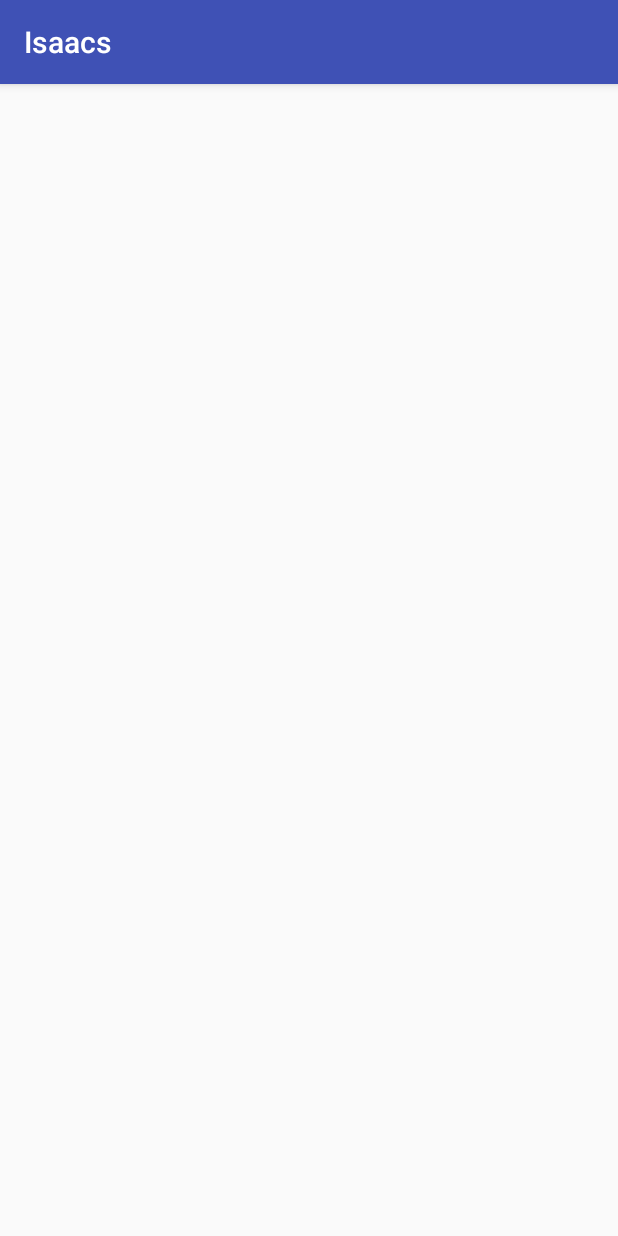
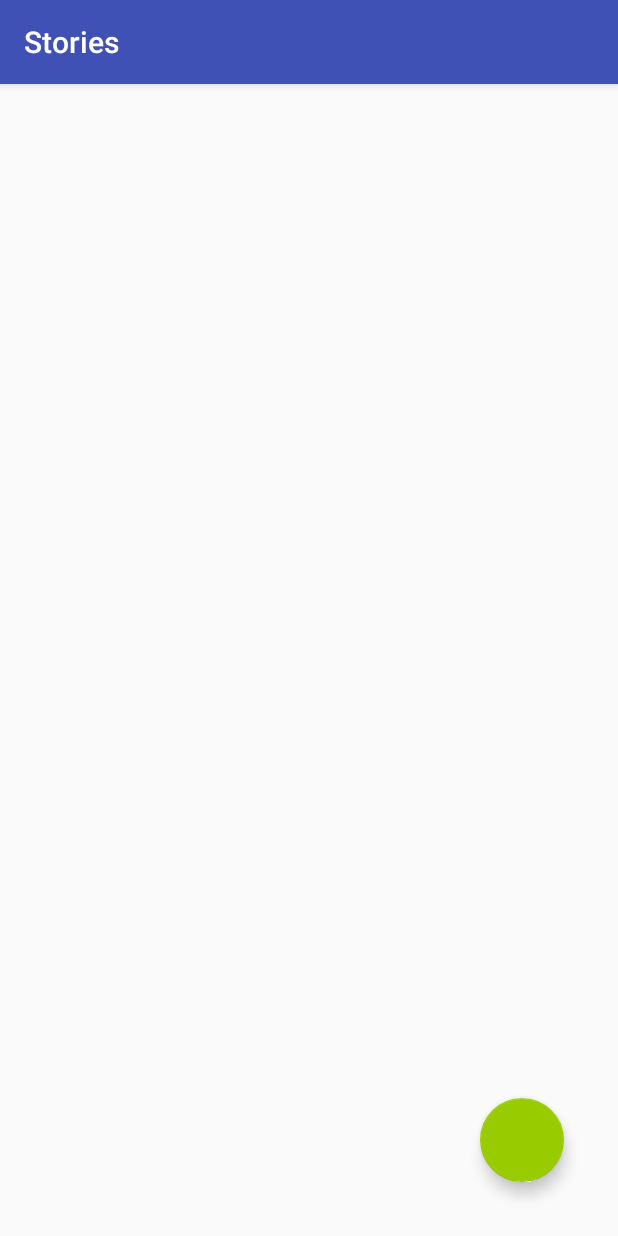
Before and after one commit to Secuencia/app-android, an Android app: the StoriesActivity screen opened directly, with no data from a screen before it, on a phone screen of 412 x 824 dp. Run offline under Robolectric (Android 15) with nearby library versions, the phone set to English and light mode, and no system bars.

Commit message:
Rudimentary stories activity is functional.

```diff
--- a/Isaacs/app/src/main/java/moviles/isaacs/com/isaacs/StoriesActivity.java
+++ b/Isaacs/app/src/main/java/moviles/isaacs/com/isaacs/StoriesActivity.java
@@ -1,13 +1,109 @@
 package moviles.isaacs.com.isaacs;
 
+import android.app.AlertDialog;
+import android.content.DialogInterface;
+import android.support.design.widget.FloatingActionButton;
+import android.support.design.widget.Snackbar;
 import android.support.v7.app.AppCompatActivity;
 import android.os.Bundle;
+import android.text.InputType;
+import android.view.View;
+import android.widget.ArrayAdapter;
+import android.widget.EditText;
+import android.widget.ListView;
+
+import java.util.ArrayList;
+
+import moviles.isaacs.com.isaacs.models.Story;
+import moviles.isaacs.com.isaacs.services.MyDBHandler;
 
 public class StoriesActivity extends AppCompatActivity {
+
+    /*
+    What is missing in this view:
+        - More robust dialog for adding stories (add brief field)
+        - Custom list view cells that are stylish and more functional
+        - ActionListener on list view cells to see story detail
+     */
+
+    private String newStoryTitle = "";
+    private String newStoryBrief = "";
+
+    private ListView listStories;
+
+    private MyDBHandler handler;
 
     @Override
     protected void onCreate(Bundle savedInstanceState) {
         super.onCreate(savedInstanceState);
         setContentView(R.layout.activity_stories);
+
+        setTitle("Stories");
+
+        handler = new MyDBHandler(this, null, null, 1);
+
+        listStories = (ListView)findViewById(R.id.listStories);
+
+        refreshStories();
+
+        FloatingActionButton addStoryButton = (FloatingActionButton) findViewById(R.id.floatingActionButtonAddStory);
+        addStoryButton.setOnClickListener(new View.OnClickListener() {
+            @Override
+            public void onClick(View view) {
+                //Snackbar.make(view, "Replace with your own action", Snackbar.LENGTH_LONG).setAction("Action", null).show();
+                storyDetailsInput();
+            }
+        });
     }
+
+    // Example found in StackOverflow
+    private void storyDetailsInput(){
+        AlertDialog.Builder builder = new AlertDialog.Builder(this);
+        builder.setTitle("Title");
+
+        // Set up the input
+        final EditText title = new EditText(this);
+        final EditText brief = new EditText(this);
+
+        // Specify the type of input expected; this, for example, sets the input as a password, and will mask the text
+        title.setInputType(InputType.TYPE_CLASS_TEXT);
+        builder.setView(title);
+
+        brief.setInputType(InputType.TYPE_CLASS_TEXT);
+
+        // Set up the buttons
+        builder.setPositiveButton("OK", new DialogInterface.OnClickListener() {
+            @Override
+            public void onClick(DialogInterface dialog, int which) {
+                newStoryTitle = title.getText().toString();
+                addStory();
+                System.out.println(newStoryTitle);
+            }
+        });
+        builder.setNegativeButton("Cancel", new DialogInterface.OnClickListener() {
+            @Override
+            public void onClick(DialogInterface dialog, int which) {
+                dialog.cancel();
+            }
+        });
+
+        builder.show();
+    }
+
+    private void addStory() {
+        Story story = new Story();
+        story.setTitle(newStoryTitle); newStoryTitle = "";
+        story.setBrief(newStoryBrief != "" ? newStoryBrief : "No brief"); newStoryTitle = "";
+        handler.createStory(story);
+        refreshStories();
+    }
+
+    private void refreshStories(){
+        ArrayList stories = handler.getStories();
+        ArrayAdapter<String> adapter = new ArrayAdapter<String>(this, android.R.layout.simple_list_item_1, stories);
+        listStories.setAdapter(adapter);
+    }
+
+
+
 }
--- a/Isaacs/app/src/main/res/layout/activity_stories.xml
+++ b/Isaacs/app/src/main/res/layout/activity_stories.xml
@@ -1,5 +1,6 @@
 <?xml version="1.0" encoding="utf-8"?>
 <RelativeLayout xmlns:android="http://schemas.android.com/apk/res/android"
+    xmlns:app="http://schemas.android.com/apk/res-auto"
     xmlns:tools="http://schemas.android.com/tools"
     android:id="@+id/activity_stories"
     android:layout_width="match_parent"
@@ -10,4 +11,23 @@
     android:paddingTop="@dimen/activity_vertical_margin"
     tools:context="moviles.isaacs.com.isaacs.StoriesActivity">
 
+    <android.support.design.widget.FloatingActionButton
+        android:layout_width="wrap_content"
+        android:layout_height="wrap_content"
+        android:clickable="true"
+        app:fabSize="normal"
+        app:srcCompat="@android:color/holo_green_light"
+        android:layout_alignParentBottom="true"
+        android:layout_alignParentEnd="true"
+        android:layout_marginEnd="20dp"
+        android:layout_marginBottom="20dp"
+        android:id="@+id/floatingActionButtonAddStory"
+        app:backgroundTint="@android:color/holo_green_light" />
+
+    <ListView
+        android:layout_width="match_parent"
+        android:layout_height="match_parent"
+        android:layout_alignParentTop="true"
+        android:layout_alignParentStart="true"
+        android:id="@+id/listStories" />
 </RelativeLayout>
```
